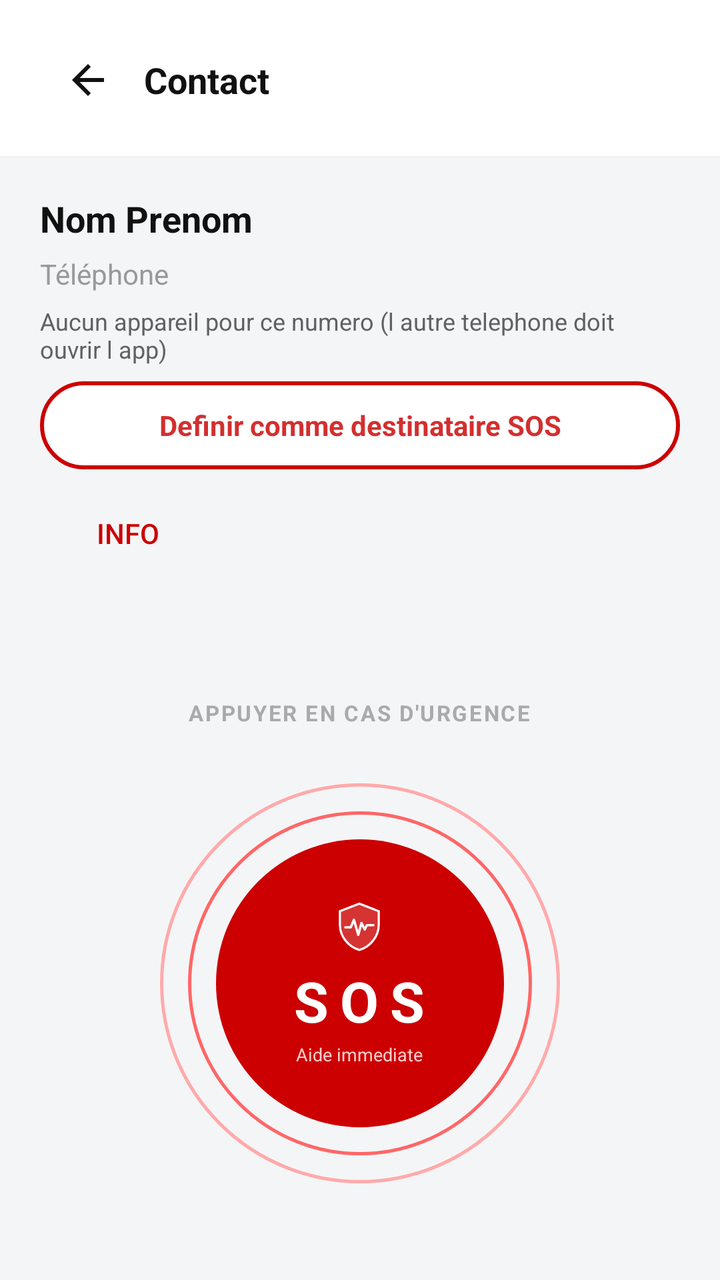
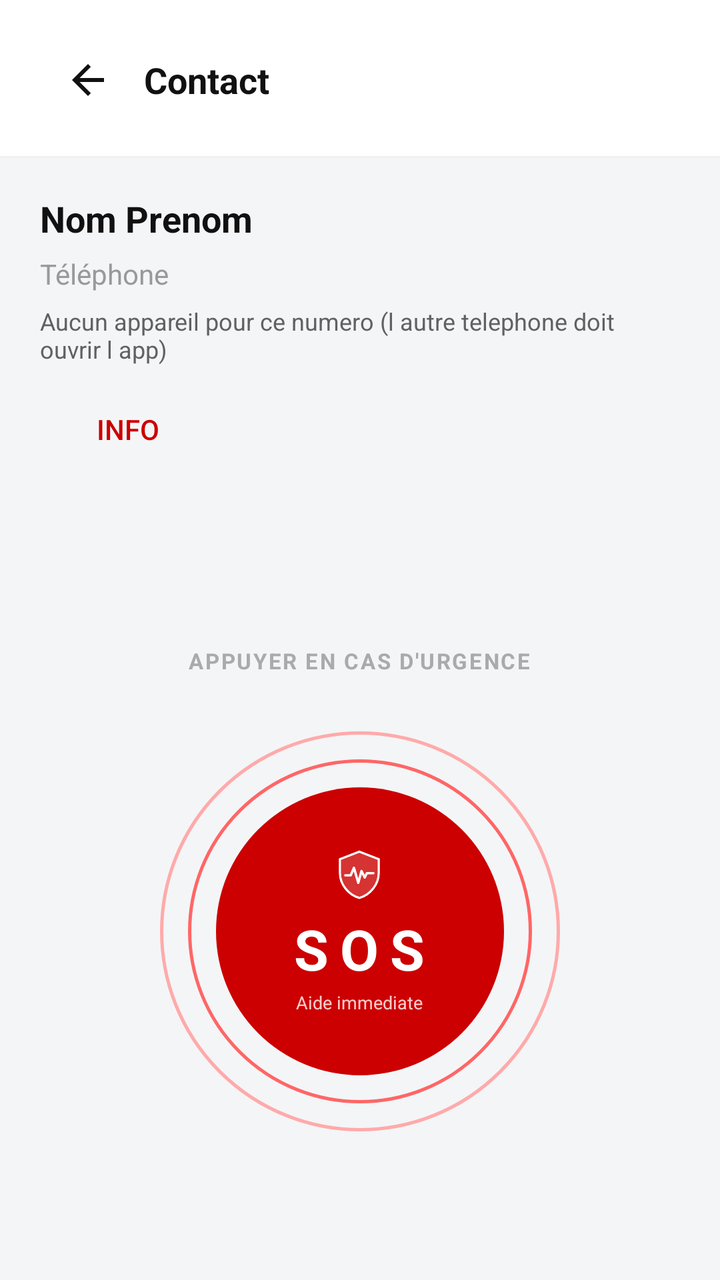

Two renders of the same Android screen: before a commit and after it. Below are the layout's source before the change and the commit's diff.
<!-- AndroidManifest.xml: application theme Theme.AppCompat.Light.NoActionBar -->
<!-- res/layout/activity_contact_details.xml -->
<?xml version="1.0" encoding="utf-8"?>
<LinearLayout xmlns:android="http://schemas.android.com/apk/res/android"
    android:layout_width="match_parent"
    android:layout_height="match_parent"
    android:orientation="vertical"
    android:background="#F4F5F7">

    
    <LinearLayout
        android:layout_width="match_parent"
        android:layout_height="wrap_content"
        android:background="#FFFFFF"
        android:orientation="horizontal"
        android:gravity="center_vertical"
        android:paddingStart="20dp"
        android:paddingEnd="20dp"
        android:paddingTop="16dp"
        android:paddingBottom="14dp">

        <ImageButton
            android:id="@+id/contactsDetailsBack"
            android:layout_width="48dp"
            android:layout_height="48dp"
            android:src="@drawable/ic_back_arrow"
            android:background="@android:color/transparent"
            android:contentDescription="@null"
            android:scaleType="centerInside"
            android:padding="12dp" />

        <TextView
            android:layout_width="0dp"
            android:layout_height="wrap_content"
            android:layout_weight="1"
            android:text="Contact"
            android:textColor="#111111"
            android:textSize="18sp"
            android:textStyle="bold"
            android:layout_marginStart="4dp" />
    </LinearLayout>

    <View
        android:layout_width="match_parent"
        android:layout_height="1dp"
        android:background="#F0F0F0" />

    
    <LinearLayout
        android:layout_width="match_parent"
        android:layout_height="wrap_content"
        android:orientation="vertical"
        android:paddingStart="20dp"
        android:paddingEnd="20dp"
        android:paddingTop="18dp"
        android:paddingBottom="10dp">

        <TextView
            android:id="@+id/tvContactName"
            android:layout_width="wrap_content"
            android:layout_height="wrap_content"
            android:text="Nom Prenom"
            android:textColor="#111111"
            android:textSize="18sp"
            android:textStyle="bold"
            android:layout_marginBottom="6dp" />

        <TextView
            android:id="@+id/tvContactEmail"
            android:layout_width="wrap_content"
            android:layout_height="wrap_content"
            android:text="Email"
            android:textColor="#999999"
            android:textSize="13sp"
            android:visibility="gone"
            android:layout_marginBottom="12dp" />

        <TextView
            android:id="@+id/tvContactPhone"
            android:layout_width="wrap_content"
            android:layout_height="wrap_content"
            android:text="Téléphone"
            android:textColor="#999999"
            android:textSize="14sp"
            android:layout_marginBottom="6dp" />

        <TextView
            android:id="@+id/tvSosDeviceStatus"
            android:layout_width="match_parent"
            android:layout_height="wrap_content"
            android:text="@string/contact_sos_status_missing"
            android:textColor="#616161"
            android:textSize="12sp"
            android:layout_marginBottom="8dp" />

        <TextView
            android:id="@+id/btnSetSosRecipient"
            android:layout_width="match_parent"
            android:layout_height="44dp"
            android:gravity="center"
            android:text="@string/btn_set_sos_recipient"
            android:textColor="#D32F2F"
            android:textStyle="bold"
            android:background="@drawable/btn_outline_red"
            android:clickable="true"
            android:focusable="true"
            android:layout_marginBottom="8dp" />

        <Button
            android:id="@+id/contactInfoButton"
            android:layout_width="wrap_content"
            android:layout_height="wrap_content"
            android:text="Info"
            android:textColor="#CC0000"
            android:background="@android:color/transparent"
            android:paddingLeft="16dp"
            android:paddingRight="16dp"
            android:paddingTop="10dp"
            android:paddingBottom="10dp" />
    </LinearLayout>

    
    <LinearLayout
        android:layout_width="match_parent"
        android:layout_height="0dp"
        android:layout_weight="1"
        android:orientation="vertical"
        android:gravity="center"
        android:background="#F4F5F7">

        <TextView
            android:layout_width="wrap_content"
            android:layout_height="wrap_content"
            android:text="APPUYER EN CAS D'URGENCE"
            android:textColor="#AAAAAA"
            android:textSize="11sp"
            android:textStyle="bold"
            android:letterSpacing="0.08"
            android:layout_marginBottom="28dp" />

        <FrameLayout
            android:id="@+id/btnContactSos"
            android:layout_width="200dp"
            android:layout_height="200dp"
            android:background="@drawable/circle_ring_outer"
            android:clickable="true"
            android:focusable="true">

            <FrameLayout
                android:layout_width="172dp"
                android:layout_height="172dp"
                android:layout_gravity="center"
                android:background="@drawable/circle_ring_mid">

                <FrameLayout
                    android:layout_width="144dp"
                    android:layout_height="144dp"
                    android:layout_gravity="center"
                    android:background="@drawable/circle_sos_button">

                    <LinearLayout
                        android:layout_width="wrap_content"
                        android:layout_height="wrap_content"
                        android:layout_gravity="center"
                        android:orientation="vertical"
                        android:gravity="center">

                        <ImageView
                            android:layout_width="28dp"
                            android:layout_height="28dp"
                            android:src="@drawable/ic_shield_heartbeat_red"
                            android:layout_marginBottom="4dp" />

                        <TextView
                            android:layout_width="wrap_content"
                            android:layout_height="wrap_content"
                            android:text="SOS"
                            android:textColor="#FFFFFF"
                            android:textSize="28sp"
                            android:textStyle="bold"
                            android:letterSpacing="0.2" />

                        <TextView
                            android:layout_width="wrap_content"
                            android:layout_height="wrap_content"
                            android:text="Aide immediate"
                            android:textColor="#FFCCCC"
                            android:textSize="9sp"
                            android:layout_marginTop="2dp" />
                    </LinearLayout>
                </FrameLayout>
            </FrameLayout>
        </FrameLayout>
    </LinearLayout>
</LinearLayout>
<!-- resources referenced by this layout -->
<resources>
  <!-- drawable btn_outline_red (drawable) -->
  <shape xmlns:android="http://schemas.android.com/apk/res/android"
      android:shape="rectangle">
      <solid android:color="#FFFFFF" />
      <stroke android:width="2dp" android:color="#CC0000" />
      <corners android:radius="25dp" />
  </shape>
  <!-- drawable circle_ring_mid (drawable) -->
  <?xml version="1.0" encoding="utf-8"?>
  <shape xmlns:android="http://schemas.android.com/apk/res/android"
      android:shape="oval">
      <solid android:color="#00000000" />
      <stroke android:width="1.5dp" android:color="#FF6666" />
      <size android:width="172dp" android:height="172dp" />
  </shape>
  <!-- drawable circle_ring_outer (drawable) -->
  <?xml version="1.0" encoding="utf-8"?>
  <shape xmlns:android="http://schemas.android.com/apk/res/android"
      android:shape="oval">
      <solid android:color="#00000000" />
      <stroke android:width="1.5dp" android:color="#FFAAAA" />
      <size android:width="200dp" android:height="200dp" />
  </shape>
  <!-- drawable circle_sos_button (drawable) -->
  <?xml version="1.0" encoding="utf-8"?>
  <selector xmlns:android="http://schemas.android.com/apk/res/android">
      <item android:state_pressed="true">
          <shape android:shape="oval">
              <solid android:color="#AA0000" />
              <size android:width="144dp" android:height="144dp" />
          </shape>
      </item>
      <item>
          <shape android:shape="oval">
              <solid android:color="#CC0000" />
              <size android:width="144dp" android:height="144dp" />
          </shape>
      </item>
  </selector>
  <!-- drawable ic_back_arrow (drawable) -->
  <?xml version="1.0" encoding="utf-8"?>
  <vector xmlns:android="http://schemas.android.com/apk/res/android"
      android:width="24dp"
      android:height="24dp"
      android:viewportWidth="24"
      android:viewportHeight="24">
      <path
          android:fillColor="#111111"
          android:pathData="M20,11 L7.83,11 L13.41,5.41 L12,4 L4,12 L12,20 L13.41,18.59 L7.83,13 L20,13 L20,11 Z" />
  </vector>
  <!-- drawable ic_shield_heartbeat_red (drawable) -->
  <?xml version="1.0" encoding="utf-8"?>
  <vector xmlns:android="http://schemas.android.com/apk/res/android"
      android:width="52dp"
      android:height="52dp"
      android:viewportWidth="52"
      android:viewportHeight="52">
  
      
      <path
          android:fillColor="#33FFFFFF"
          android:pathData="M26,4 L8,11 L8,24 C8,34.5 16,44.2 26,47 C36,44.2 44,34.5 44,24 L44,11 Z" />
  
      
      <path
          android:fillColor="#00000000"
          android:strokeColor="#FFFFFF"
          android:strokeWidth="2"
          android:pathData="M26,4 L8,11 L8,24 C8,34.5 16,44.2 26,47 C36,44.2 44,34.5 44,24 L44,11 Z" />
  
      
      <path
          android:fillColor="#00000000"
          android:strokeColor="#FFFFFF"
          android:strokeWidth="2.2"
          android:strokeLineCap="round"
          android:strokeLineJoin="round"
          android:pathData="M13,26 L18,26 L21,19 L25,33 L28,22 L31,28 L33,24 L39,24" />
  </vector>
  <string name="btn_set_sos_recipient">Definir comme destinataire SOS</string>
  <string name="contact_sos_status_missing">Aucun appareil pour ce numero (l autre telephone doit ouvrir l app)</string>
</resources>

<!-- the commit's change to res/layout/activity_contact_details.xml (unified diff, before → after) -->
@@ -91,19 +91,6 @@
             android:textSize="12sp"
             android:layout_marginBottom="8dp" />
 
-        <TextView
-            android:id="@+id/btnSetSosRecipient"
-            android:layout_width="match_parent"
-            android:layout_height="44dp"
-            android:gravity="center"
-            android:text="@string/btn_set_sos_recipient"
-            android:textColor="#D32F2F"
-            android:textStyle="bold"
-            android:background="@drawable/btn_outline_red"
-            android:clickable="true"
-            android:focusable="true"
-            android:layout_marginBottom="8dp" />
-
         <Button
             android:id="@+id/contactInfoButton"
             android:layout_width="wrap_content"
<!-- resource entries referenced after the edit -->
@@ -1,12 +1,5 @@
 <!-- resources referenced by this layout -->
 <resources>
-  <!-- drawable btn_outline_red (drawable) -->
-  <shape xmlns:android="http://schemas.android.com/apk/res/android"
-      android:shape="rectangle">
-      <solid android:color="#FFFFFF" />
-      <stroke android:width="2dp" android:color="#CC0000" />
-      <corners android:radius="25dp" />
-  </shape>
   <!-- drawable circle_ring_mid (drawable) -->
   <?xml version="1.0" encoding="utf-8"?>
   <shape xmlns:android="http://schemas.android.com/apk/res/android"
@@ -79,7 +72,6 @@
           android:strokeLineJoin="round"
           android:pathData="M13,26 L18,26 L21,19 L25,33 L28,22 L31,28 L33,24 L39,24" />
   </vector>
-  <string name="btn_set_sos_recipient">Definir comme destinataire SOS</string>
   <string name="contact_sos_status_missing">Aucun appareil pour ce numero (l autre telephone doit ouvrir l app)</string>
 </resources>
 
